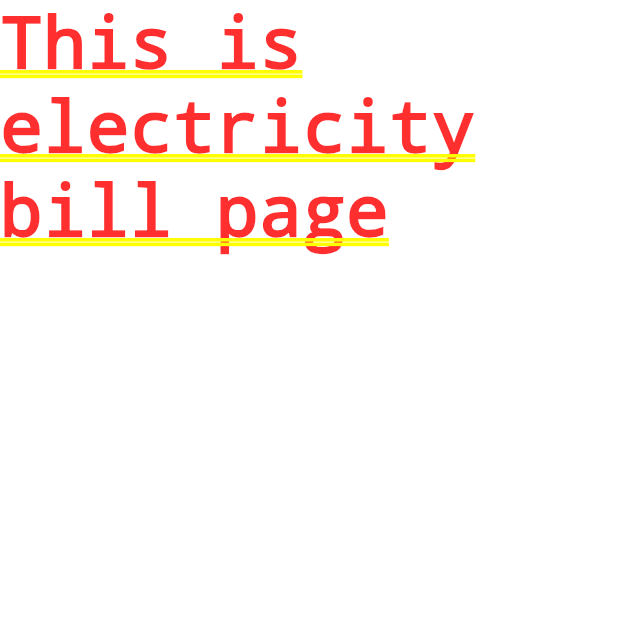
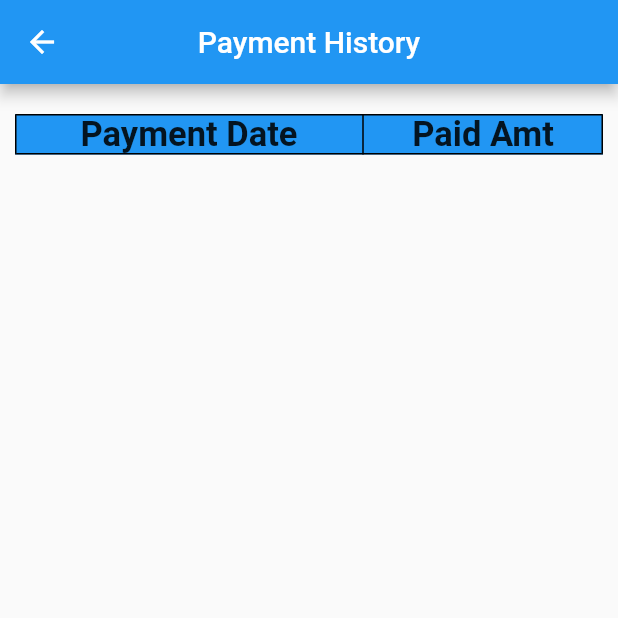
Before and after one commit to Gaurab17/House-Rent-Manager, a Flutter app: the screen it shows once a user with an empty profile is signed in, after a tap on "History", on a phone screen of 412 x 824 dp, the top half of it. Run offline on Flutter 3.47's test engine with Material 2 defaults, Android fonts, the phone set to English and light mode, and no system bars; our stand-ins replace animated_text_kit, cloud_firestore, firebase_auth, firebase_core, flutter_spinkit, splashscreen and 1 more; missing offline and left inert: khalti_flutter; accounts and stored records are empty.

Commit message:
History of Payment Added

```diff
--- a/housemanager/lib/Screens/Home/HomeUISections/Payment.dart
+++ b/housemanager/lib/Screens/Home/HomeUISections/Payment.dart
@@ -1,4 +1,5 @@
-// ignore_for_file: file_names, unused_label
+// ignore_for_file: file_names, unused_label, avoid_print
+import 'package:cloud_firestore/cloud_firestore.dart';
 import 'package:flutter/material.dart';
 import 'package:khalti_flutter/khalti_flutter.dart';
 
@@ -12,9 +13,14 @@ class KhaltiPaymentPage extends StatefulWidget {
 class _KhaltiPaymentPageState extends State<KhaltiPaymentPage> {
   TextEditingController amountController = TextEditingController();
 
+  CollectionReference payHistory =
+      FirebaseFirestore.instance.collection('history');
+
   getAmt() {
     return int.parse(amountController.text) * 100; // Converting to paisa
   }
+
+  var now = DateTime.now().toString().substring(0, 10);
 
   @override
   Widget build(BuildContext context) {
@@ -74,6 +80,14 @@ class _KhaltiPaymentPageState extends State<KhaltiPaymentPage> {
                       );
                       ScaffoldMessenger.of(context)
                           .showSnackBar(successsnackBar);
+                      payHistory
+                          .add({
+                            "payment date": now.toString(),
+                            "payment history": (getAmt() / 100).toString(),
+                          })
+                          .then((value) => print("Payment Date added"))
+                          .catchError(
+                              (error) => print('Error in creating collection'));
                     },
                     onFailure: (fa) {
                       const failedsnackBar = SnackBar(
--- a/housemanager/lib/Screens/Home/HomeUISections/electricity.dart
+++ /dev/null
@@ -1,17 +0,0 @@
-import 'package:flutter/material.dart';
-
-class Electricity extends StatefulWidget {
-  const Electricity({Key? key}) : super(key: key);
-
-  @override
-  _ElectricityState createState() => _ElectricityState();
-}
-
-class _ElectricityState extends State<Electricity> {
-  @override
-  Widget build(BuildContext context) {
-    return Container(
-      child: Text("This is electricity bill page"),
-    );
-  }
-}
--- /dev/null
+++ b/housemanager/lib/Screens/Home/HomeUISections/history.dart
@@ -0,0 +1,120 @@
+// ignore_for_file: avoid_unnecessary_containers
+
+import 'package:cloud_firestore/cloud_firestore.dart';
+import 'package:flutter/material.dart';
+
+class History extends StatefulWidget {
+  const History({Key? key}) : super(key: key);
+
+  @override
+  _HistoryState createState() => _HistoryState();
+}
+
+class _HistoryState extends State<History> {
+  final Stream<QuerySnapshot> historyStream =
+      FirebaseFirestore.instance.collection('history').snapshots();
+
+  // For Deleting User
+  CollectionReference history =
+      FirebaseFirestore.instance.collection('history');
+  @override
+  Widget build(BuildContext context) {
+    return Scaffold(
+      appBar: AppBar(
+        title: const Text("Payment History"),
+        centerTitle: true,
+      ),
+      body: StreamBuilder<QuerySnapshot>(
+          stream: historyStream,
+          builder:
+              (BuildContext context, AsyncSnapshot<QuerySnapshot> snapshot) {
+            if (snapshot.hasError) {
+              print('Something went Wrong');
+            } else if (snapshot.hasData) {
+              final List storedocs = [];
+              snapshot.data!.docs.map((DocumentSnapshot document) {
+                Map a = document.data() as Map<String, dynamic>;
+                storedocs.add(a);
+                a["id"] = document.id;
+              }).toList();
+
+              return Container(
+                color: Colors.white,
+                margin: const EdgeInsets.symmetric(
+                    horizontal: 10.0, vertical: 20.0),
+                child: SingleChildScrollView(
+                  scrollDirection: Axis.vertical,
+                  child: Table(
+                    border: TableBorder.all(),
+                    columnWidths: const <int, TableColumnWidth>{
+                      1: FixedColumnWidth(160),
+                      2: FixedColumnWidth(130),
+                    },
+                    defaultVerticalAlignment: TableCellVerticalAlignment.middle,
+                    children: [
+                      TableRow(
+                        children: [
+                          TableCell(
+                            child: Container(
+                              color: Colors.blue,
+                              child: const Center(
+                                child: Text(
+                                  'Payment Date',
+                                  style: TextStyle(
+                                    fontSize: 23.0,
+                                    fontWeight: FontWeight.bold,
+                                  ),
+                                ),
+                              ),
+                            ),
+                          ),
+                          TableCell(
+                            child: Container(
+                              color: Colors.blue,
+                              child: const Center(
+                                child: Text(
+                                  'Paid Amt',
+                                  style: TextStyle(
+                                    fontSize: 23.0,
+                                    fontWeight: FontWeight.bold,
+                                  ),
+                                ),
+                              ),
+                            ),
+                          ),
+                        ],
+                      ),
+                      for (var i = 0; i < storedocs.length; i++) ...[
+                        TableRow(
+                          children: [
+                            TableCell(
+                              child: Center(
+                                  child: Text(storedocs[i]['payment date'],
+                                      style: const TextStyle(fontSize: 20.0))),
+                            ),
+                            TableCell(
+                              child: Center(
+                                  child: Text(
+                                      storedocs[i]['payment history']
+                                          .toString(),
+                                      style: const TextStyle(fontSize: 20.0))),
+                            ),
+                          ],
+                        ),
+                      ],
+                    ],
+                  ),
+                ),
+              );
+            }
+            return const Center(
+              child: CircularProgressIndicator(
+                valueColor: AlwaysStoppedAnimation<Color>(
+                  Colors.red,
+                ),
+              ),
+            );
+          }),
+    );
+  }
+}
--- a/housemanager/lib/Screens/Home/UtiilsHome/homeButtonsWidget.dart
+++ b/housemanager/lib/Screens/Home/UtiilsHome/homeButtonsWidget.dart
@@ -1,8 +1,8 @@
 // ignore_for_file: avoid_unnecessary_containers, prefer_const_constructors, prefer_const_literals_to_create_immutables, use_key_in_widget_constructors, avoid_print
 import 'package:brewapp/Screens/Home/HomeUISections/Payment.dart';
-import 'package:brewapp/Screens/Home/HomeUISections/chat.dart';
+// import 'package:brewapp/Screens/Home/HomeUISections/chat.dart';
 import 'package:brewapp/Screens/Home/HomeUISections/complaint.dart';
-import 'package:brewapp/Screens/Home/HomeUISections/electricity.dart';
+import 'package:brewapp/Screens/Home/HomeUISections/history.dart';
 import 'package:flutter/material.dart';
 import 'package:table_calendar/table_calendar.dart';
 import 'package:brewapp/Screens/chats/welcome_screen.dart';
@@ -25,14 +25,10 @@ class _Widget1State extends State<Widget1> {
           padding: const EdgeInsets.all(20.0),
           child: Expanded(
             child: Container(
-
-
               child: Column(
                 crossAxisAlignment: CrossAxisAlignment.start,
                 children: [
                   TableCalendar(
-
-
                       calendarFormat: CalendarFormat.twoWeeks,
                       focusedDay: DateTime.now(),
                       firstDay: DateTime(1990),
@@ -45,16 +41,14 @@ class _Widget1State extends State<Widget1> {
                             borderRadius: BorderRadius.only(
                                 topLeft: Radius.circular(10),
                                 topRight: Radius.circular(10))),
-
-
-
                         formatButtonTextStyle:
                             TextStyle(color: Colors.red, fontSize: 16.0),
                         formatButtonDecoration: BoxDecoration(
                           color: Colors.white,
                           borderRadius: BorderRadius.all(
                             Radius.circular(5.0),
-                        ), ),
+                          ),
+                        ),
                         leftChevronIcon: Icon(
                           Icons.chevron_left,
                           color: Colors.white,
@@ -66,7 +60,6 @@ class _Widget1State extends State<Widget1> {
                           size: 28,
                         ),
                       ),
-
                       weekendDays: [DateTime.saturday],
                       daysOfWeekStyle: const DaysOfWeekStyle(
                         // Weekend days color (Sat,Sun)
@@ -86,13 +79,8 @@ class _Widget1State extends State<Widget1> {
                           color: Colors.black,
                           shape: BoxShape.circle,
                         ),
-                      )
-
-                      ),
-
-
+                      )),
                 ],
-
               ),
               decoration: BoxDecoration(
                 color: Colors.white,
@@ -127,8 +115,7 @@ class _Widget1State extends State<Widget1> {
                     padding: const EdgeInsets.only(top: 40),
                     child: Column(
                       children: [
-                        Icon(Icons.history,
-                            size: 50, color: Colors.white),
+                        Icon(Icons.history, size: 50, color: Colors.white),
                         SizedBox(
                           height: 30,
                         ),
@@ -144,9 +131,8 @@ class _Widget1State extends State<Widget1> {
                   ),
                 ),
                 onTap: () {
-
                   Navigator.push(context,
-                      MaterialPageRoute(builder: (context) => Electricity()));
+                      MaterialPageRoute(builder: (context) => History()));
                 },
               ),
             ),
@@ -262,8 +248,8 @@ class _Widget1State extends State<Widget1> {
                 ),
               ),
               onTap: () {
-                Navigator.push(
-                    context, MaterialPageRoute(builder: (context) => WelcomeScreen()));
+                Navigator.push(context,
+                    MaterialPageRoute(builder: (context) => WelcomeScreen()));
               },
             ),
           ],
```
Also changed, not shown: housemanager/lib/Screens/Authenticate/register.dart (+43 -44 lines), housemanager/lib/Screens/Home/HomeUISections/chat.dart (deleted, +0 -19 lines), housemanager/lib/Screens/Home/HomeUISections/profile.dart (+21 -29 lines), housemanager/lib/Screens/Services/auth.dart (+3 -14 lines), housemanager/lib/Screens/Services/global_method.dart (+14 -17 lines), housemanager/lib/Screens/chats/chatscreen.dart (+23 -32 lines), housemanager/lib/Screens/chats/welcome_screen.dart (+77 -111 lines), housemanager/pubspec.lock. Lines whose indentation alone changed are shown as unchanged.
